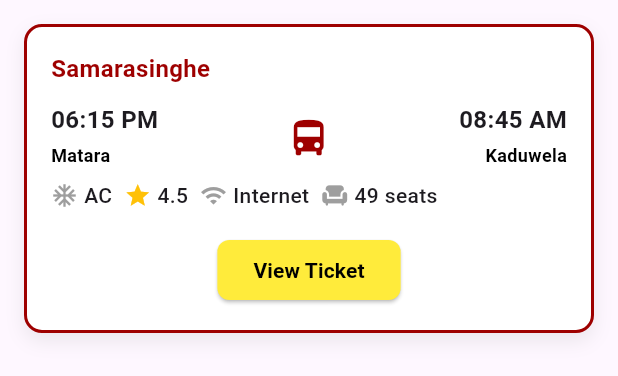
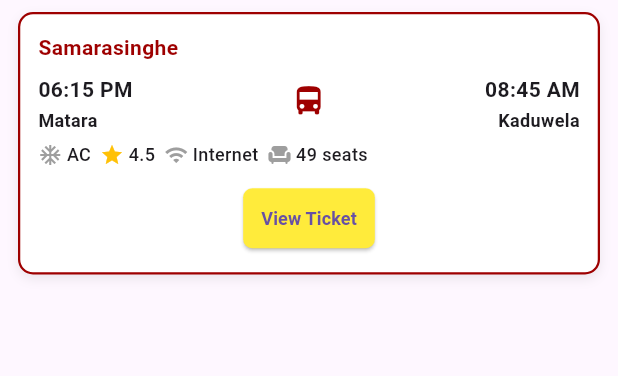
Before and after one commit to navinduhasalanka/bus-book-app, a Flutter app: the BookedTicket widget shown alone on an empty page, opened directly, on a phone screen of 412 x 824 dp. Shown: the top 376 px of the screen. Run offline on Flutter 3.47's test engine with Material 3 defaults, Android fonts, the phone set to English and light mode, and no system bars; our stand-ins replace firebase_auth, firebase_core, icons_plus; accounts and stored records are empty.

```diff
--- a/lib/main.dart
+++ b/lib/main.dart
@@ -27,7 +27,7 @@ class MyApp extends StatelessWidget {
       debugShowCheckedModeBanner: false, // remove debug banner
       title: 'Flutter Demo',
       theme: ThemeData(),
-      home: const BookedTicket()
+      home: const NavigationMenu()
     );
   }
 }
--- a/lib/screens/pages/booking_screen.dart
+++ b/lib/screens/pages/booking_screen.dart
@@ -1,3 +1,4 @@
+import 'package:bus_book/widgets/booked_ticket.dart';
 import 'package:flutter/material.dart';
 
 class BookingScreen extends StatefulWidget {
@@ -10,6 +11,38 @@ class BookingScreen extends StatefulWidget {
 class _BookingScreenState extends State<BookingScreen> {
   @override
   Widget build(BuildContext context) {
-    return const Text('Booking sreen');
+    return Scaffold(
+      appBar: AppBar(
+        title: const Text(
+          "Booked Ticket",
+          style: TextStyle(
+            color: Colors.red,
+            fontWeight: FontWeight.bold,
+          ),
+        ),
+        centerTitle: true,
+        backgroundColor: Colors.white,
+        elevation: 0,
+      ),
+      body: Container( // Full-screen gray background
+        color: Colors.grey[300],
+        width: double.infinity,
+        height: double.infinity,
+        child: SingleChildScrollView(
+          child: Column(
+            children: const [
+              BookedTicket(),
+              BookedTicket(),
+              BookedTicket(),
+              BookedTicket(),
+              BookedTicket(),
+              BookedTicket(),
+              BookedTicket(),
+              BookedTicket(),
+            ],
+          ),
+        ),
+      ),
+    );
   }
 }
--- a/lib/widgets/booked_ticket.dart
+++ b/lib/widgets/booked_ticket.dart
@@ -6,22 +6,21 @@ class BookedTicket extends StatelessWidget {
 
   @override
   Widget build(BuildContext context) {
-    return SingleChildScrollView(
-      child: Container(
-        margin: const EdgeInsets.all(16),
-        padding: const EdgeInsets.all(16),
+    return Container(
+      margin: const EdgeInsets.symmetric(horizontal: 12, vertical: 8), // Reduced margin
+      padding: const EdgeInsets.all(12), // Reduced padding
       decoration: BoxDecoration(
         color: Colors.white,
-          borderRadius: BorderRadius.circular(12),
+        borderRadius: BorderRadius.circular(10), // Slightly smaller border radius
         border: Border.all(
           color: const Color(0xFF9E0000),
-            width: 2.0,
+          width: 1.5, // Slightly thinner border
         ),
         boxShadow: [
           BoxShadow(
             color: Colors.grey.withOpacity(0.2),
-              blurRadius: 10,
-              offset: const Offset(0, 5),
+            blurRadius: 6, // Reduced blur
+            offset: const Offset(0, 3), // Adjusted shadow
           ),
         ],
       ),
@@ -29,134 +28,83 @@ class BookedTicket extends StatelessWidget {
         crossAxisAlignment: CrossAxisAlignment.start,
         mainAxisSize: MainAxisSize.min,
         children: [
-            const Row(
-              mainAxisAlignment: MainAxisAlignment.spaceBetween,
-              children: [
-                Text(
+          const Text(
             "Samarasinghe",
             style: TextStyle(
-                    fontSize: 16,
+              fontSize: 14, // Reduced font size
               fontWeight: FontWeight.bold,
               color: Color(0xFF9E0000),
             ),
           ),
-              ],
+          const SizedBox(height: 6), // Reduced spacing
+          Row(
+            mainAxisAlignment: MainAxisAlignment.spaceBetween,
+            children: [
+              const Text(
+                "06:15 PM",
+                style: TextStyle(fontSize: 14, fontWeight: FontWeight.bold),
               ),
-            const SizedBox(height: 8),
-            Column(
-              crossAxisAlignment: CrossAxisAlignment.start,
-              children: [
-                Row(
-                  children: [
-                    Text(
-                      "06:15 PM",
-                      style: TextStyle(
-                        fontSize: 16,
-                        fontWeight: FontWeight.bold,
+              Transform.translate(
+                offset: const Offset(0, 8), // Adjusted position
+                child: const Icon(Icons.directions_bus, color: Color(0xFF9E0000), size: 24), // Smaller icon
               ),
-                    ),
-                    const Spacer(),
-                    Transform.translate(
-                      offset: const Offset(0, 12),
-                      child: Icon(Icons.directions_bus,
-                          color: Color(0xFF9E0000), size: 30),
-                    ),
-                    const Spacer(),
-                    Text(
+              const Text(
                 "08:45 AM",
-                      style: TextStyle(
-                        fontSize: 16,
-                        fontWeight: FontWeight.bold,
-                      ),
+                style: TextStyle(fontSize: 14, fontWeight: FontWeight.bold),
               ),
             ],
           ),
           const Row(
+            mainAxisAlignment: MainAxisAlignment.spaceBetween,
             children: [
-                    Text(
-                      "Matara",
-                      style: TextStyle(
-                          fontSize: 12,
-                          fontWeight: FontWeight.bold,
-                          color: Colors.black),
-                    ),
-                    Spacer(),
-                    Text(
-                      "Kaduwela",
-                      style: TextStyle(
-                          fontSize: 12,
-                          fontWeight: FontWeight.bold,
-                          color: Colors.black),
-                    ),
+              Text("Matara", style: TextStyle(fontSize: 12, fontWeight: FontWeight.bold)),
+              Text("Kaduwela", style: TextStyle(fontSize: 12, fontWeight: FontWeight.bold)),
             ],
           ),
-                const SizedBox(height: 8),
+          const SizedBox(height: 6), // Reduced spacing
           const Row(
             children: [
-                    Icon(Icons.ac_unit, color: Colors.grey, size: 18),
-                    SizedBox(width: 4),
-                    Text(
-                      "AC",
-                      style:
-                          TextStyle(fontSize: 14, fontWeight: FontWeight.w500),
-                    ),
-                    SizedBox(width: 8),
-                    Icon(Icons.star, color: Colors.amber, size: 18),
-                    SizedBox(width: 4),
-                    Text(
-                      "4.5",
-                      style:
-                          TextStyle(fontSize: 14, fontWeight: FontWeight.w500),
-                    ),
-                    SizedBox(width: 8),
-                    Icon(Icons.wifi, color: Colors.grey, size: 18),
-                    SizedBox(width: 4),
-                    Text(
-                      "Internet",
-                      style:
-                          TextStyle(fontSize: 14, fontWeight: FontWeight.w500),
-                    ),
-                    SizedBox(width: 8),
-                    Icon(Icons.chair, color: Colors.grey, size: 18),
-                    SizedBox(width: 4),
-                    Text(
-                      "49 seats",
-                      style:
-                          TextStyle(fontSize: 14, fontWeight: FontWeight.w500),
-                    ),
+              Icon(Icons.ac_unit, color: Colors.grey, size: 16), // Smaller icons
+              SizedBox(width: 3),
+              Text("AC", style: TextStyle(fontSize: 12, fontWeight: FontWeight.w500)),
+              SizedBox(width: 6),
+              Icon(Icons.star, color: Colors.amber, size: 16),
+              SizedBox(width: 3),
+              Text("4.5", style: TextStyle(fontSize: 12, fontWeight: FontWeight.w500)),
+              SizedBox(width: 6),
+              Icon(Icons.wifi, color: Colors.grey, size: 16),
+              SizedBox(width: 3),
+              Text("Internet", style: TextStyle(fontSize: 12, fontWeight: FontWeight.w500)),
+              SizedBox(width: 6),
+              Icon(Icons.chair, color: Colors.grey, size: 16),
+              SizedBox(width: 3),
+              Text("49 seats", style: TextStyle(fontSize: 12, fontWeight: FontWeight.w500)),
             ],
           ),
-              ],
-            ),
-            const SizedBox(height: 16),
+          const SizedBox(height: 10), // Reduced spacing
           Center(
             child: ElevatedButton(
               onPressed: () {
                 Navigator.push(
                   context,
-                    MaterialPageRoute(
-                        builder: (context) => const BookedTicketView()),
+                  MaterialPageRoute(builder: (context) => const BookedTicketView()),
                 );
               },
               style: ElevatedButton.styleFrom(
                 backgroundColor: Colors.yellow,
+                padding: const EdgeInsets.symmetric(vertical: 6, horizontal: 12), // Smaller button
                 shape: RoundedRectangleBorder(
-                    borderRadius: BorderRadius.circular(8),
+                  borderRadius: BorderRadius.circular(6), // Slightly smaller button
                 ),
               ),
               child: const Text(
                 "View Ticket",
-                  style: TextStyle(
-                    fontSize: 14,
-                    fontWeight: FontWeight.bold,
-                    color: Colors.black,
-                  ),
+                style: TextStyle(fontSize: 12, fontWeight: FontWeight.bold), // Smaller text
               ),
             ),
           ),
         ],
       ),
-      ),
     );
   }
 }
```
Also changed, not shown: pubspec.lock. Lines whose indentation alone changed are shown as unchanged.
